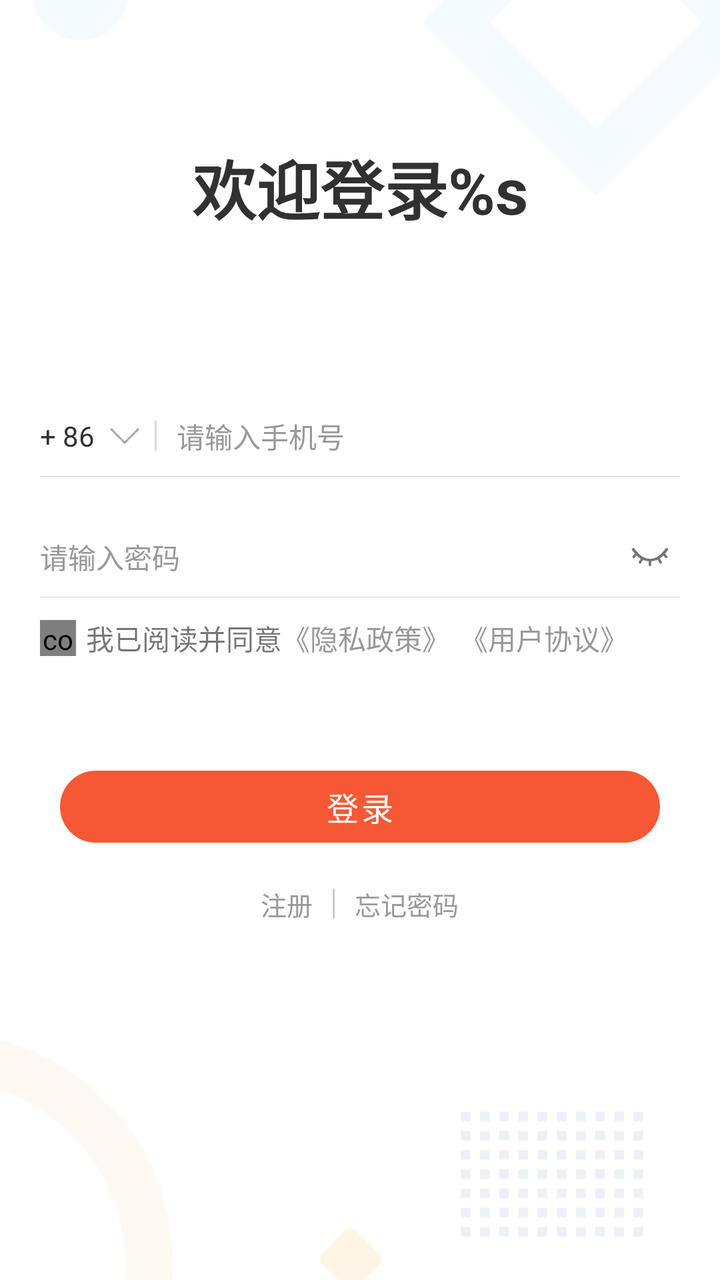
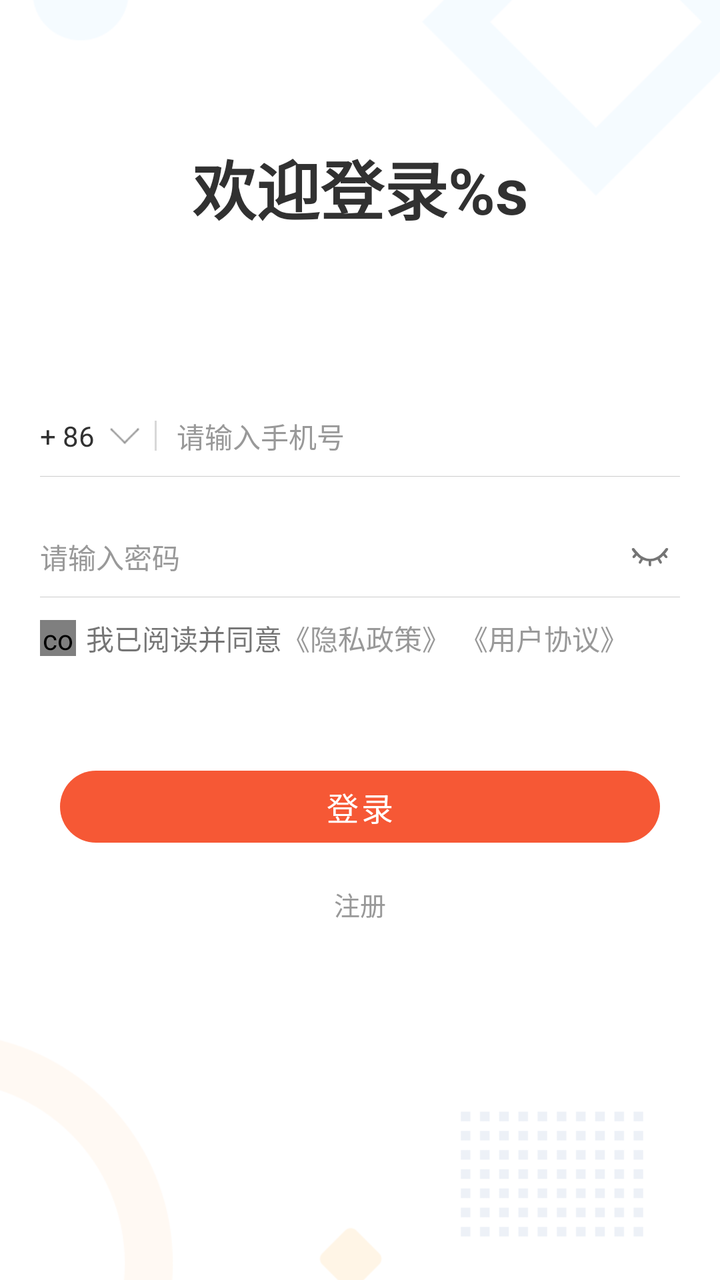

Screens rendered from an Android XML layout before and after an edit, with the pre-edit source and the edit as a unified diff.
<!-- AndroidManifest.xml: another module's application theme AppTheme -->
<!-- res/layout/act_login_layout.xml -->
<?xml version="1.0" encoding="utf-8"?>

<RelativeLayout xmlns:android="http://schemas.android.com/apk/res/android"
    xmlns:app="http://schemas.android.com/apk/res-auto"
    xmlns:tools="http://schemas.android.com/tools"
    android:id="@+id/mainView"
    android:layout_width="match_parent"
    android:layout_height="match_parent"
    android:background="@color/homeColor"
    android:orientation="vertical">

    <androidx.appcompat.widget.AppCompatImageView
        android:layout_width="match_parent"
        android:layout_height="match_parent"
        android:scaleType="centerCrop"
        android:src="@mipmap/icon_login_bg" />

    <TextView
        android:id="@+id/loginTitleTv"
        android:layout_width="match_parent"
        android:layout_height="wrap_content"
        android:layout_marginStart="30dp"
        android:layout_marginTop="70dp"
        android:layout_marginEnd="30dp"
        android:gravity="center"
        android:text="@string/login_title"
        android:textColor="@color/colorDark"
        android:textSize="32sp"
        android:textStyle="bold" />

    <LinearLayout
        android:layout_width="match_parent"
        android:layout_height="wrap_content"
        android:layout_centerInParent="true"
        android:orientation="vertical">

        <LinearLayout
            android:layout_width="match_parent"
            android:layout_height="wrap_content"
            android:layout_gravity="center_vertical"
            android:layout_marginLeft="20dp"
            android:layout_marginTop="20dp"
            android:layout_marginRight="20dp">


            <LinearLayout
                android:id="@+id/chooseCodeTv"
                android:layout_width="wrap_content"
                android:layout_height="wrap_content"
                android:layout_gravity="center_vertical">

                <TextView
                    android:id="@+id/codeTv"
                    android:layout_width="wrap_content"
                    android:layout_height="wrap_content"
                    android:layout_gravity="center_vertical"
                    android:text="+ 86"
                    android:textColor="@color/colorDark"
                    android:textSize="14sp" />

                <androidx.appcompat.widget.AppCompatImageView
                    android:layout_width="30dp"
                    android:layout_height="30dp"
                    android:layout_gravity="center_vertical"
                    android:src="@mipmap/icon_login_arrow_bottom" />
            </LinearLayout>

            <View
                android:layout_width="1dp"
                android:layout_height="15dp"
                android:layout_gravity="center_vertical"
                android:background="#d8d8d8" />

            <androidx.appcompat.widget.AppCompatEditText
                android:id="@+id/nameEt"
                android:layout_width="match_parent"
                android:layout_height="40dp"
                android:background="@color/transparent"
                android:gravity="center_vertical"
                android:hint="@string/hint_name"
                android:inputType="phone"
                android:maxLength="20"
                android:paddingStart="10dp"
                android:paddingEnd="0dp"
                android:textColor="@color/colorDark"
                android:textColorHint="@color/color999"
                android:textSize="14sp"
                tools:ignore="TouchTargetSizeCheck" />

        </LinearLayout>

        <View
            style="@style/view_line"
            android:layout_marginLeft="20dp"
            android:layout_marginRight="20dp" />

        <LinearLayout
            android:layout_width="match_parent"
            android:layout_height="wrap_content"
            android:layout_marginLeft="20dp"
            android:layout_marginTop="20dp"
            android:layout_marginRight="20dp"
            android:orientation="horizontal">

            <androidx.appcompat.widget.AppCompatEditText
                android:id="@+id/pwdEt"
                android:layout_width="0dp"
                android:layout_height="40dp"
                android:layout_weight="1"
                android:background="@color/transparent"
                android:gravity="center_vertical"
                android:hint="@string/hint_pwd"
                android:inputType="textPassword"
                android:maxLength="20"
                android:textColor="@color/colorDark"
                android:textColorHint="@color/color999"
                android:textSize="14sp"
                tools:ignore="TouchTargetSizeCheck" />

            <CheckBox
                android:id="@+id/checkBox"
                android:layout_width="30dp"
                android:layout_height="30dp"
                android:button="@drawable/selector_account_relate_see_password"
                android:checked="false"
                tools:ignore="TouchTargetSizeCheck" />

        </LinearLayout>

        <View
            style="@style/view_line"
            android:layout_marginStart="20dp"
            android:layout_marginEnd="20dp" />


        <LinearLayout
            android:layout_width="match_parent"
            android:layout_height="wrap_content"
            android:layout_marginStart="20dp"
            android:layout_marginTop="10dp"
            android:layout_marginEnd="20dp"
            android:visibility="visible">

            <com.chat.base.ui.components.CheckBox
                android:id="@+id/checkbox"
                android:layout_width="18dp"
                android:layout_height="18dp"
                android:layout_gravity="center_vertical"
                android:layout_marginEnd="5dp" />

            <TextView
                android:id="@+id/myTv"
                android:layout_width="wrap_content"
                android:layout_height="wrap_content"
                android:layout_gravity="center_vertical"
                android:text="@string/sign_in_agree"
                android:textSize="@dimen/font_size_14" />

            <TextView
                android:id="@+id/privacyPolicyTv"
                android:layout_width="wrap_content"
                android:layout_height="wrap_content"
                android:layout_gravity="center_vertical"
                android:text="@string/privacy_policy"
                android:textColor="@color/color999"
                android:textSize="@dimen/font_size_14" />

            <TextView
                android:id="@+id/userAgreementTv"
                android:layout_width="wrap_content"
                android:layout_height="wrap_content"
                android:layout_gravity="center_vertical"
                android:layout_marginStart="5dp"
                android:text="@string/user_agreement"
                android:textColor="@color/color999"
                android:textSize="@dimen/font_size_14" />
        </LinearLayout>

        <com.google.android.material.button.MaterialButton
            android:id="@+id/loginBtn"
            style="@style/buttonNormal"
            android:layout_marginLeft="30dp"
            android:layout_marginTop="50dp"
            android:layout_marginRight="30dp"
            android:text="@string/login"
            app:cornerRadius="@dimen/button_radian" />

        <LinearLayout
            android:layout_width="wrap_content"
            android:layout_height="wrap_content"
            android:layout_gravity="center"
            android:layout_marginTop="15dp"
            android:gravity="center"
            android:orientation="horizontal">

            <TextView
                android:id="@+id/registerTv"
                android:layout_width="wrap_content"
                android:layout_height="wrap_content"
                android:layout_gravity="center"
                android:text="@string/register"
                android:textColor="@color/color999"
                android:textSize="@dimen/font_size_13" />

            <View
                android:layout_width="1dp"
                android:layout_height="15dp"
                android:layout_marginStart="10dp"
                android:layout_marginEnd="10dp"
                android:background="@color/colorLine" />

            <TextView
                android:id="@+id/forgetPwdTv"
                android:layout_width="wrap_content"
                android:layout_height="wrap_content"
                android:text="@string/forget_pwd"
                android:textColor="@color/color999"
                android:textSize="@dimen/font_size_13" />
        </LinearLayout>


    </LinearLayout>

    <LinearLayout
        android:id="@+id/settingLayout"
        android:layout_width="wrap_content"
        android:layout_height="wrap_content"
        android:layout_alignParentBottom="true"
        android:layout_centerHorizontal="true"
        android:layout_marginBottom="50dp"
        android:visibility="gone"
        android:gravity="center"
        android:orientation="vertical">

        <TextView
            android:id="@+id/baseUrlTv"
            android:layout_width="wrap_content"
            android:layout_height="wrap_content"
            android:text="@string/update_api"
            android:textColor="@color/color999" />

        <TextView
            android:id="@+id/resetTv"
            android:visibility="gone"
            android:layout_width="wrap_content"
            android:layout_height="wrap_content"
            android:layout_marginTop="10dp"
            android:text="@string/reset_base_url"
            android:textColor="@color/colorAccent" />
    </LinearLayout>


    <FrameLayout
        android:id="@+id/otherView"
        android:layout_width="match_parent"
        android:layout_height="wrap_content"
        android:layout_alignParentBottom="true"
        android:layout_marginBottom="30dp" />


</RelativeLayout>
<!-- resources referenced by this layout -->
<resources>
  <color name="color999">#999999</color>
  <color name="colorAccent">#f65835</color>
  <color name="colorDark">#313131</color>
  <color name="colorLine">#cccccc</color>
  <color name="homeColor">#f6f6f6</color>
  <color name="transparent">#00000000</color>
  <dimen name="button_radian">30dp</dimen>
  <dimen name="font_size_13">13sp</dimen>
  <dimen name="font_size_14">14sp</dimen>
  <!-- drawable selector_account_relate_see_password (drawable) -->
  <?xml version="1.0" encoding="utf-8"?>
  
  <selector xmlns:android="http://schemas.android.com/apk/res/android">
  
      <item android:drawable="@mipmap/ic_password_visible" android:state_checked="true" />
      <item android:drawable="@mipmap/ic_password_invisible" android:state_checked="false" />
  
  </selector>
  <!-- mipmap icon_login_arrow_bottom: png bitmap (mipmap-mdpi, 531 bytes) -->
  <!-- mipmap icon_login_bg: png bitmap (mipmap-night-xxhdpi, 28057 bytes) -->
  <string name="forget_pwd">忘记密码</string>
  <string name="hint_name">请输入手机号</string>
  <string name="hint_pwd">请输入密码</string>
  <string name="login">登录</string>
  <string name="login_title">欢迎登录%s</string>
  <string name="privacy_policy">《隐私政策》</string>
  <string name="register">注册</string>
  <string name="reset_base_url">重置</string>
  <string name="sign_in_agree">我已阅读并同意</string>
  <string name="update_api">更改服务器地址</string>
  <string name="user_agreement">《用户协议》</string>
  <style name="buttonNormal" parent="Widget.MaterialComponents.Button">
          <item name="android:layout_height">wrap_content</item>
          <item name="android:layout_width">match_parent</item>
          <item name="backgroundTint">@color/colorAccent</item>
          <item name="android:textColor">@color/white</item>
          <item name="android:textSize">16sp</item>
          <item name="android:stateListAnimator">@null</item>
          <item name="textAllCaps">false</item>
          <item name="android:buttonStyle">@style/Widget.MaterialComponents.Button.UnelevatedButton
          </item>
          <item name="cornerRadius">@dimen/button_radian</item>
      </style>
  <style name="view_line">
          <item name="android:background">@color/colorLine</item>
          <item name="android:layout_height">1px</item>
          <item name="android:layout_width">match_parent</item>
      </style>
  <style name="AppTheme" parent="Theme.MaterialComponents.Light.NoActionBar">
          <item name="android:textColorPrimary">@color/colorDark</item>
          <item name="colorAccent">@color/colorAccent</item>
          <item name="colorPrimaryDark">@color/welcome_bg</item>
          <item name="colorPrimary">@color/color999</item>
  
  
  
      </style>
  <color name="white">#ffffff</color>
  <color name="welcome_bg">#FFFFFF</color>
</resources>

<!-- the commit's change to res/layout/act_login_layout.xml (unified diff, before → after) -->
@@ -203,6 +203,7 @@
                 android:textSize="@dimen/font_size_13" />
 
             <View
+                android:visibility="gone"
                 android:layout_width="1dp"
                 android:layout_height="15dp"
                 android:layout_marginStart="10dp"
@@ -210,6 +211,7 @@
                 android:background="@color/colorLine" />
 
             <TextView
+                android:visibility="gone"
                 android:id="@+id/forgetPwdTv"
                 android:layout_width="wrap_content"
                 android:layout_height="wrap_content"
